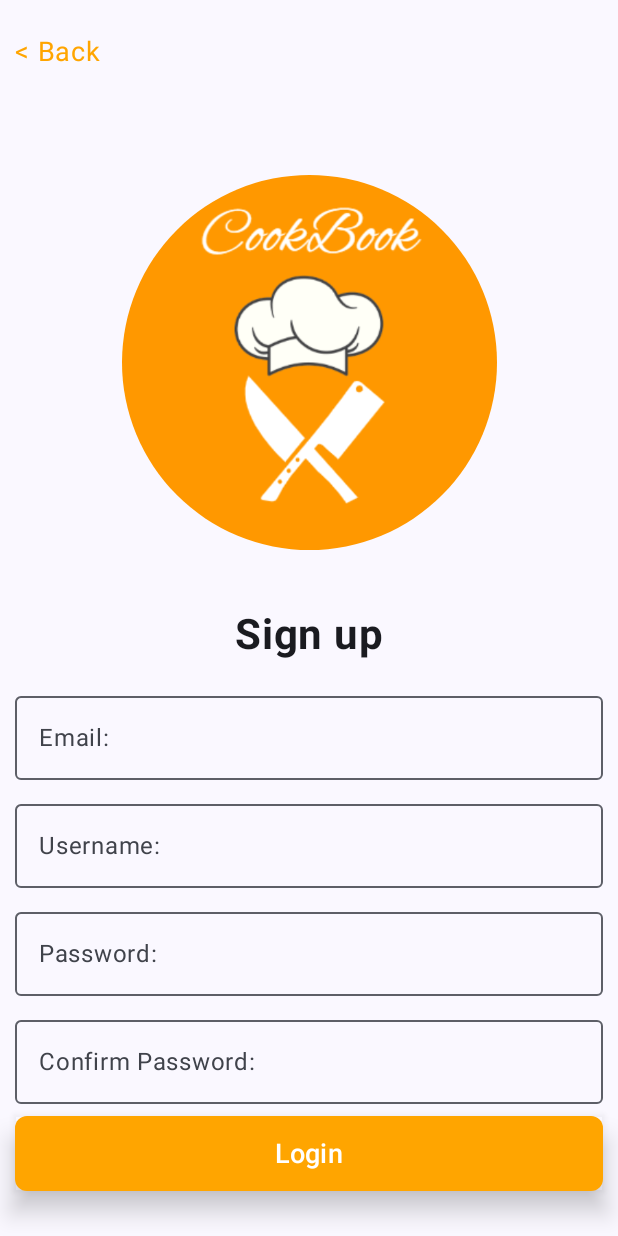
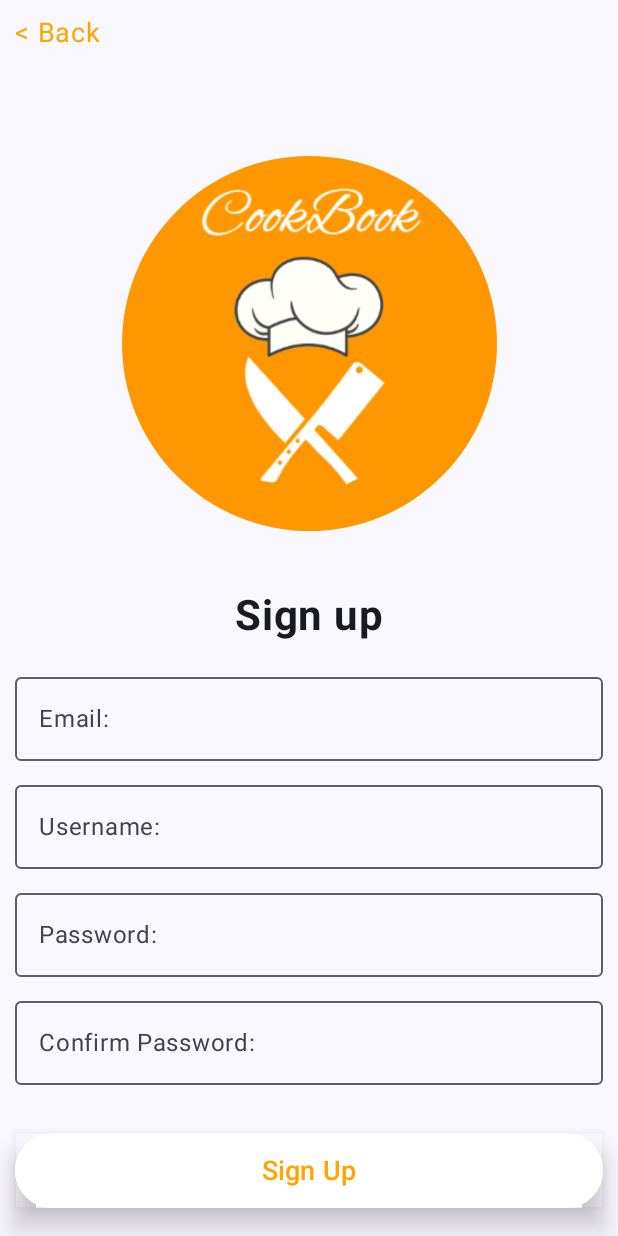
Before and after one commit to LuisIvanJassoLopez010403/CookBook, an Android app built with Jetpack Compose: the screen it shows after launch (MainActivity), on a phone screen of 412 x 824 dp. Run offline under Robolectric (Android 15) with nearby library versions, the light colour scheme and no system bars.

Commit message:
Se termina la pantalla Sign Up

```diff
--- a/app/src/main/java/com/example/cookbook/signup/SignupView.kt
+++ b/app/src/main/java/com/example/cookbook/signup/SignupView.kt
@@ -1,5 +1,6 @@
 package com.example.cookbook.signup
 
+import androidx.compose.foundation.BorderStroke
 import com.example.cookbook.R
 import androidx.compose.foundation.Image
 import androidx.compose.foundation.layout.*
@@ -29,7 +30,7 @@ fun SignupScreen() {
         modifier = Modifier
             .fillMaxWidth()
             .padding(10.dp),
-        verticalArrangement = Arrangement.Center,
+        verticalArrangement = Arrangement.Top,
         horizontalAlignment = Alignment.CenterHorizontally
     ) {
         // Back Button
@@ -43,6 +44,7 @@ fun SignupScreen() {
 
         Spacer(modifier = Modifier.height(70.dp))
 
+        //Image Logo
         Image(
             painter = painterResource(id = R.drawable.cookbooklogo3),
             contentDescription = "Cookbook Logo",
@@ -54,16 +56,18 @@ fun SignupScreen() {
 
         Spacer(modifier = Modifier.height(40.dp))
 
-        // Title Text
+// Title Text
         Text(
             text = "Sign up",
             fontSize = 28.sp,
             fontWeight = FontWeight.Bold
         )
 
+
         Spacer(modifier = Modifier.height(16.dp))
 
-        // Email Input
+
+// Email Input
         var email by remember { mutableStateOf(TextFieldValue("")) }
         OutlinedTextField(
             value = email,
@@ -72,9 +76,11 @@ fun SignupScreen() {
             modifier = Modifier.fillMaxWidth()
         )
 
+
         Spacer(modifier = Modifier.height(8.dp))
 
-        // Username Input
+
+// Username Input
         var username by remember { mutableStateOf(TextFieldValue("")) }
         OutlinedTextField(
             value = username,
@@ -83,9 +89,11 @@ fun SignupScreen() {
             modifier = Modifier.fillMaxWidth()
         )
 
+
         Spacer(modifier = Modifier.height(8.dp))
 
-        // Password Input
+
+// Password Input
         var password by remember { mutableStateOf(TextFieldValue("")) }
         var passwordVisible by remember { mutableStateOf(false) }
         OutlinedTextField(
@@ -96,9 +104,11 @@ fun SignupScreen() {
             modifier = Modifier.fillMaxWidth()
         )
 
+
         Spacer(modifier = Modifier.height(8.dp))
 
-        // Username Input
+
+// Username Input
         var confirm by remember { mutableStateOf(TextFieldValue("")) }
         OutlinedTextField(
             value = confirm,
@@ -107,29 +117,27 @@ fun SignupScreen() {
             modifier = Modifier.fillMaxWidth()
         )
 
-        Spacer(modifier = Modifier.height(8.dp))
+
+        Spacer(modifier = Modifier.height(32.dp))
 
 
-        // Login Button
+        // Sign up Button
         Button(
             onClick = {  },
             modifier = Modifier
                 .shadow(10.dp)
                 .fillMaxWidth()
                 .height(50.dp),
-            shape = RoundedCornerShape(8.dp),
-            colors = ButtonDefaults.buttonColors(Color(0xFFFFA500)) // Orange color
+            border = BorderStroke(1.dp,Color.White),
+            shape = RoundedCornerShape(30.dp),
+            colors = ButtonDefaults.buttonColors(Color(0xFFFFFFFF))
         ) {
-            Text(text = "Login", fontSize = 18.sp, color = Color.White)
+            Text(text = "Sign Up", fontSize = 18.sp, color = Color(0xFFFFA500))
         }
 
-        Spacer(modifier = Modifier.height(8.dp))
-
-
-
+        Spacer(modifier = Modifier.height(50.dp))
     }
 }
-
 @Preview(showBackground = true)
 @Composable
 fun PreviewSignupScreen() {
```
